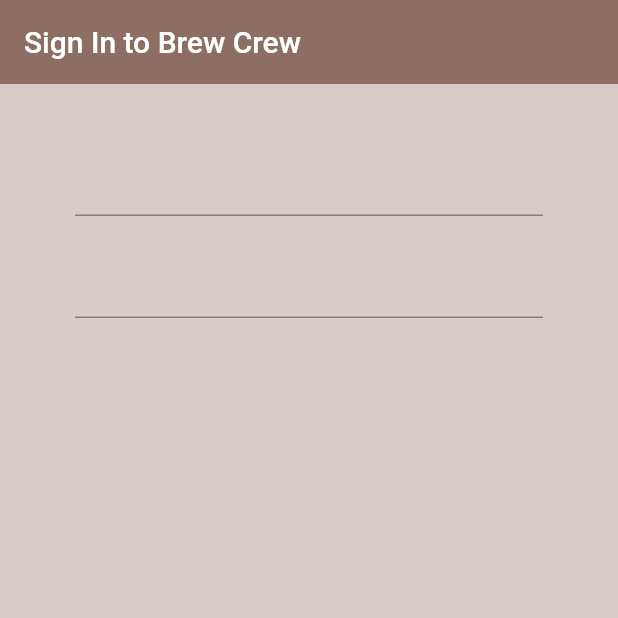
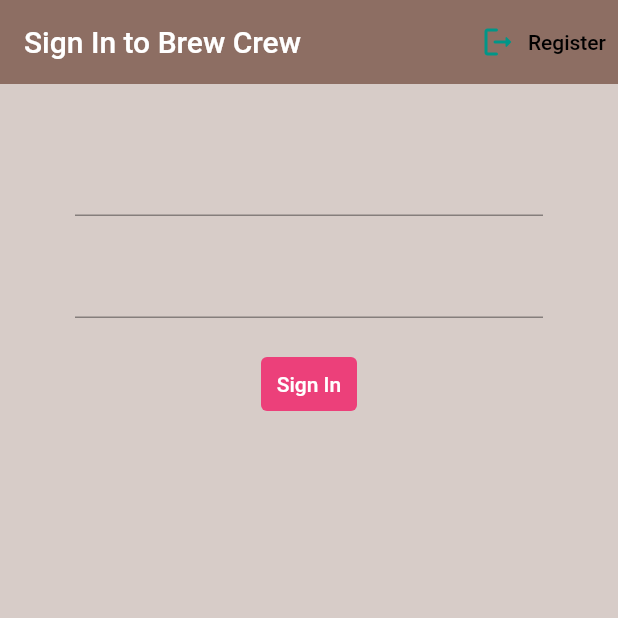
Before and after one commit to Raghav-Mundhara/Brew-Crew, a Flutter app: the screen it shows after launch, on a phone screen of 412 x 824 dp, the top half of it. Run offline on Flutter 3.47's test engine with Material 2 defaults, Android fonts, the phone set to English and light mode, and no system bars; our stand-ins replace firebase_auth, firebase_core; accounts and stored records are empty.

Commit message:
Registration and SignIn using Email

```diff
--- a/lib/Screens/Authenticate/authenticate.dart
+++ b/lib/Screens/Authenticate/authenticate.dart
@@ -1,3 +1,4 @@
+import 'package:brew_crew/Screens/Authenticate/register.dart';
 import 'package:brew_crew/Screens/Authenticate/signin.dart';
 import 'package:flutter/material.dart';
 
@@ -9,8 +10,19 @@ class Authenticate extends StatefulWidget {
 }
 
 class _AuthenticateState extends State<Authenticate> {
+  bool showSignIn = true;
+  void toggleView() {
+    setState(() {
+      showSignIn = !showSignIn;
+    });
+  }
+
   @override
   Widget build(BuildContext context) {
-    return SignIn();
+    if (showSignIn) {
+      return SignIn(toggleView: toggleView);
+    } else {
+      return Register(toggleView: toggleView);
+    }
   }
 }
--- a/lib/Screens/Authenticate/signin.dart
+++ b/lib/Screens/Authenticate/signin.dart
@@ -1,9 +1,12 @@
+import 'package:brew_crew/Screens/Authenticate/register.dart';
 import 'package:brew_crew/Services/auth.dart';
 import 'package:flutter/material.dart';
 import 'package:brew_crew/Services/auth.dart';
 
 class SignIn extends StatefulWidget {
-  const SignIn({Key? key}) : super(key: key);
+  final Function toggleView;
+
+  SignIn({required this.toggleView});
 
   @override
   State<SignIn> createState() => _SignInState();
@@ -11,6 +14,12 @@ class SignIn extends StatefulWidget {
 
 class _SignInState extends State<SignIn> {
   final AuthService _auth = AuthService();
+  final _formKey = GlobalKey<FormState>();
+  //Variables for Email and Password
+  String email = '';
+  String password = '';
+  String error = '';
+
   @override
   Widget build(BuildContext context) {
     return Scaffold(
@@ -19,31 +28,84 @@ class _SignInState extends State<SignIn> {
         backgroundColor: Colors.brown[400],
         elevation: 0.0,
         title: Text('Sign In to Brew Crew'),
+        actions: [
+          TextButton.icon(
+            onPressed: () {
+              widget.toggleView();
+            },
+            icon: Icon(
+              Icons.logout_rounded,
+              color: Colors.teal,
+            ),
+            label: Text(
+              'Register',
+              style: TextStyle(
+                color: Colors.black,
+              ),
+            ),
+          )
+        ],
       ),
       body: Container(
-        padding: EdgeInsets.symmetric(vertical: 20.0, horizontal: 50.0),
-        child: Form(
-          child:Column(
+          padding: EdgeInsets.symmetric(vertical: 20.0, horizontal: 50.0),
+          child: Form(
+            key: _formKey,
+            child: Column(
             children: [
-              SizedBox(height: 20.0,),
+              SizedBox(
+                height: 20.0,
+              ),
               TextFormField(
-                onChanged: (val)
-                {
-
+                validator: (val) => val!.isEmpty ? 'Enter an email' : null,
+                onChanged: (val) {
+                  setState(() {
+                    email = val;
+                  });
                 },
               ),
-              SizedBox(height: 20.0,),
+              SizedBox(
+                height: 20.0,
+              ),
               TextFormField(
+                validator: (val) => val!.length < 6 ? 'Enter a password 6+ chars long' : null,
                 obscureText: true,
-                onChanged: (val){
-
+                onChanged: (val) {
+                  setState(() {
+                    password = val;
+                  });
                 },
               ),
-              SizedBox(height: 20.0,),
+              SizedBox(
+                height: 20.0,
+              ),
+              TextButton(
+                onPressed: () async {
+                  if(_formKey.currentState!.validate()){
+                    dynamic result=await _auth.signInWithEmailAndPassword(email, password);
+                    if(result == null) {
+                      setState(() {
+                        error = 'Invalid Credentials';
+                      });
+                    }
+                  }
+                },
+                child: Text(
+                  'Sign In',
+                  style: TextStyle(
+                    color: Colors.white,
+                  ),
+                ),
+                style: ButtonStyle(
+                  backgroundColor: MaterialStatePropertyAll(Colors.pink[400]),
+                ),
+              ),
+              SizedBox(height: 12.0),
+              Text(
+                error,
+                style: TextStyle(color: Colors.red, fontSize: 14.0),
+              ),
             ],
-          )
-        )
-      ),
+          ))),
     );
   }
 }
```
Also changed, not shown: lib/Screens/Authenticate/register.dart (added, +89 -0 lines), lib/Services/auth.dart (+23 -1 lines).
